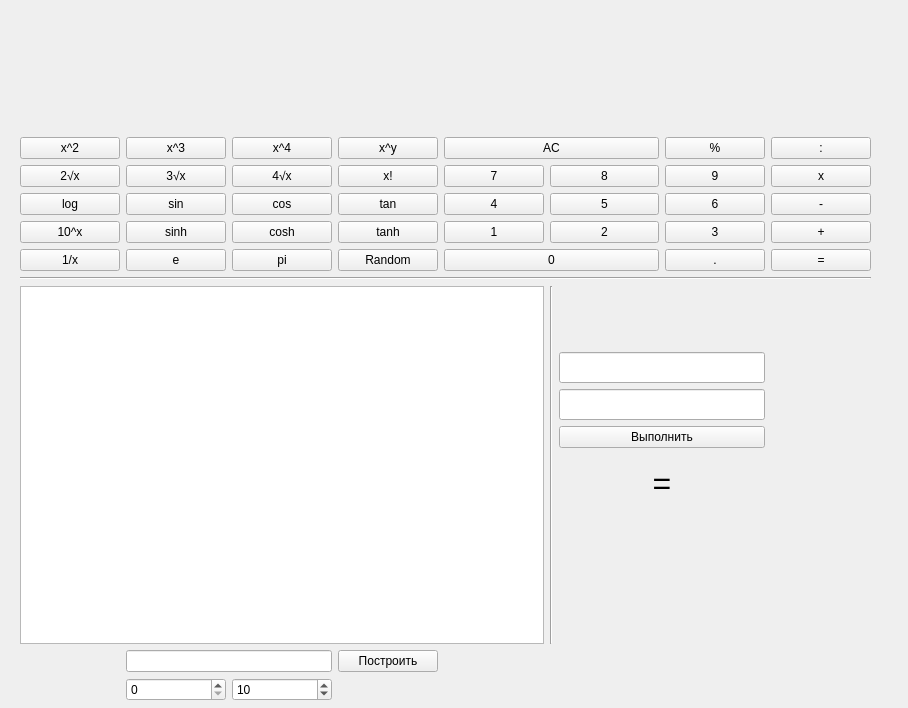
Above: Work.ui from erinaAV/YandexLyceum_project before the change. Below: the same form after it.
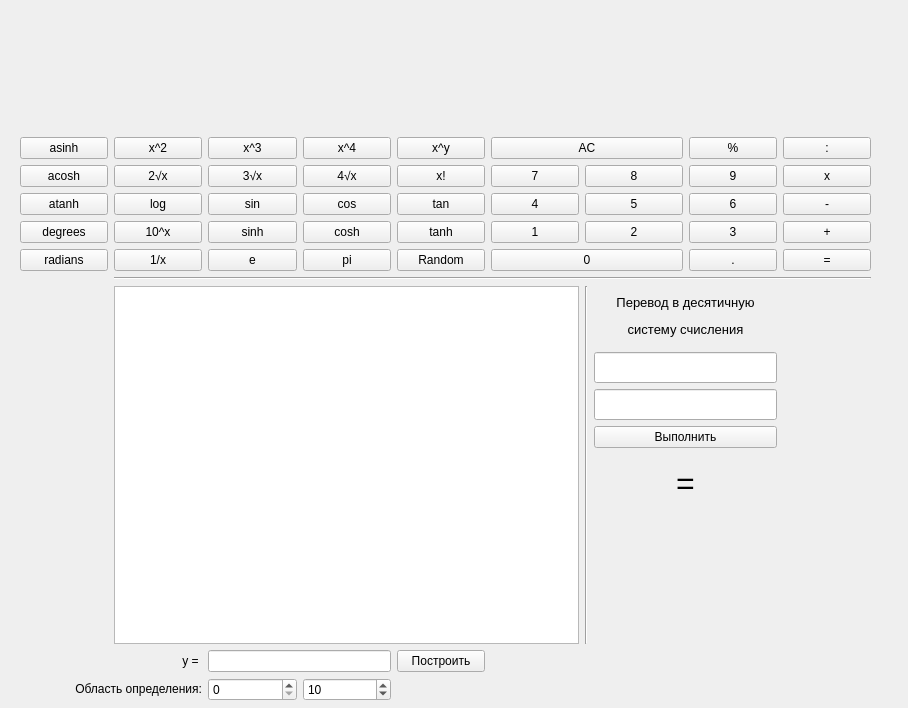
That is the form after the change. Custom widgets are drawn as their Qt base class.

Commit message: Доработан дизайн, добавлены новые функции

What changed in the file:
```diff
--- a/Work.ui
+++ b/Work.ui
@@ -61,30 +61,59 @@
     </rect>
    </property>
    <layout class="QGridLayout" name="gridLayout">
-    <item row="6" column="7">
-     <widget class="QPushButton" name="pushButton_comma">
+    <item row="4" column="2">
+     <widget class="QPushButton" name="pushButton_sinh">
+      <property name="text">
+       <string>sinh</string>
+      </property>
+     </widget>
+    </item>
+    <item row="21" column="2">
+     <widget class="QSpinBox" name="spinBox_a"/>
+    </item>
+    <item row="6" column="2">
+     <widget class="QPushButton" name="pushButton_e">
+      <property name="text">
+       <string>e</string>
+      </property>
+     </widget>
+    </item>
+    <item row="3" column="6" colspan="2">
+     <widget class="QPushButton" name="pushButton_5">
       <property name="toolTip">
        <string>&lt;html&gt;&lt;head/&gt;&lt;body&gt;&lt;p align=&quot;center&quot;&gt;&lt;span style=&quot; font-size:36pt;&quot;&gt;:&lt;/span&gt;&lt;/p&gt;&lt;/body&gt;&lt;/html&gt;</string>
       </property>
       <property name="text">
-       <string>.</string>
+       <string>5</string>
       </property>
      </widget>
     </item>
-    <item row="4" column="7">
-     <widget class="QPushButton" name="pushButton_3">
+    <item row="10" column="7" colspan="2">
+     <widget class="QLineEdit" name="txtNum1">
+      <property name="font">
+       <font>
+        <pointsize>14</pointsize>
+       </font>
+      </property>
       <property name="toolTip">
+       <string>&lt;html&gt;&lt;head/&gt;&lt;body&gt;&lt;p&gt;&lt;span style=&quot; font-size:12pt;&quot;&gt;Введите число в системе счисления от &lt;/span&gt;&lt;span style=&quot; font-size:12pt; font-weight:600;&quot;&gt;2&lt;/span&gt;&lt;span style=&quot; font-size:12pt;&quot;&gt; до &lt;/span&gt;&lt;span style=&quot; font-size:12pt; font-weight:600;&quot;&gt;36&lt;/span&gt;&lt;span style=&quot; font-size:12pt;&quot;&gt; и результат будет в &lt;/span&gt;&lt;span style=&quot; font-size:12pt; font-weight:600;&quot;&gt;10&lt;/span&gt;&lt;span style=&quot; font-size:12pt;&quot;&gt;-ной сс.&lt;/span&gt;&lt;/p&gt;&lt;/body&gt;&lt;/html&gt;</string>
+      </property>
+     </widget>
+    </item>
+    <item row="3" column="8">
+     <widget class="QPushButton" name="pushButton_6">
+      <property name="toolTip">
        <string>&lt;html&gt;&lt;head/&gt;&lt;body&gt;&lt;p align=&quot;center&quot;&gt;&lt;span style=&quot; font-size:36pt;&quot;&gt;:&lt;/span&gt;&lt;/p&gt;&lt;/body&gt;&lt;/html&gt;</string>
       </property>
       <property name="text">
-       <string>3</string>
+       <string>6</string>
       </property>
       <attribute name="buttonGroup">
        <string notr="true">buttonGroup_numbers</string>
       </attribute>
      </widget>
     </item>
-    <item row="1" column="7">
+    <item row="1" column="8">
      <widget class="QPushButton" name="pushButton_percent">
       <property name="toolTip">
        <string>&lt;html&gt;&lt;head/&gt;&lt;body&gt;&lt;p align=&quot;center&quot;&gt;&lt;span style=&quot; font-size:36pt;&quot;&gt;:&lt;/span&gt;&lt;/p&gt;&lt;/body&gt;&lt;/html&gt;</string>
@@ -94,27 +123,27 @@
       </property>
      </widget>
     </item>
-    <item row="12" column="6" colspan="2">
+    <item row="4" column="8">
+     <widget class="QPushButton" name="pushButton_3">
+      <property name="toolTip">
+       <string>&lt;html&gt;&lt;head/&gt;&lt;body&gt;&lt;p align=&quot;center&quot;&gt;&lt;span style=&quot; font-size:36pt;&quot;&gt;:&lt;/span&gt;&lt;/p&gt;&lt;/body&gt;&lt;/html&gt;</string>
+      </property>
+      <property name="text">
+       <string>3</string>
+      </property>
+      <attribute name="buttonGroup">
+       <string notr="true">buttonGroup_numbers</string>
+      </attribute>
+     </widget>
+    </item>
+    <item row="13" column="7" colspan="2">
      <widget class="QLabel" name="label">
       <property name="text">
        <string>&lt;html&gt;&lt;head/&gt;&lt;body&gt;&lt;p align=&quot;center&quot;&gt;&lt;span style=&quot; font-size:24pt;&quot;&gt;=&lt;/span&gt;&lt;/p&gt;&lt;/body&gt;&lt;/html&gt;</string>
       </property>
      </widget>
     </item>
-    <item row="3" column="7">
-     <widget class="QPushButton" name="pushButton_6">
-      <property name="toolTip">
-       <string>&lt;html&gt;&lt;head/&gt;&lt;body&gt;&lt;p align=&quot;center&quot;&gt;&lt;span style=&quot; font-size:36pt;&quot;&gt;:&lt;/span&gt;&lt;/p&gt;&lt;/body&gt;&lt;/html&gt;</string>
-      </property>
-      <property name="text">
-       <string>6</string>
-      </property>
-      <attribute name="buttonGroup">
-       <string notr="true">buttonGroup_numbers</string>
-      </attribute>
-     </widget>
-    </item>
-    <item row="1" column="3">
+    <item row="1" column="4">
      <widget class="QPushButton" name="pushButton_exponentiation">
       <property name="toolTip">
        <string>&lt;html&gt;&lt;head/&gt;&lt;body&gt;&lt;p align=&quot;center&quot;&gt;&lt;span style=&quot; font-size:36pt;&quot;&gt;:&lt;/span&gt;&lt;/p&gt;&lt;/body&gt;&lt;/html&gt;</string>
@@ -127,41 +156,14 @@
       </attribute>
      </widget>
     </item>
-    <item row="1" column="0">
-     <widget class="QPushButton" name="pushButton_square">
-      <property name="toolTip">
-       <string>&lt;html&gt;&lt;head/&gt;&lt;body&gt;&lt;p align=&quot;center&quot;&gt;x&lt;span style=&quot; vertical-align:super;&quot;&gt;2&lt;/span&gt;&lt;/p&gt;&lt;/body&gt;&lt;/html&gt;</string>
-      </property>
-      <property name="text">
-       <string>x^2</string>
-      </property>
-     </widget>
-    </item>
-    <item row="4" column="2">
-     <widget class="QPushButton" name="pushButton_cosh">
-      <property name="text">
-       <string>cosh</string>
-      </property>
-     </widget>
-    </item>
-    <item row="6" column="2">
+    <item row="6" column="3">
      <widget class="QPushButton" name="pushButton_pi">
       <property name="text">
        <string>pi</string>
       </property>
      </widget>
     </item>
-    <item row="4" column="8">
-     <widget class="QPushButton" name="pushButton_plus">
-      <property name="text">
-       <string>+</string>
-      </property>
-      <attribute name="buttonGroup">
-       <string notr="true">buttonGroup_binary</string>
-      </attribute>
-     </widget>
-    </item>
-    <item row="3" column="1">
+    <item row="3" column="2">
      <widget class="QPushButton" name="pushButton_sin">
       <property name="toolTip">
        <string>&lt;html&gt;&lt;head/&gt;&lt;body&gt;&lt;p align=&quot;center&quot;&gt;&lt;span style=&quot; font-size:36pt;&quot;&gt;:&lt;/span&gt;&lt;/p&gt;&lt;/body&gt;&lt;/html&gt;</string>
@@ -171,7 +173,34 @@
       </property>
      </widget>
     </item>
-    <item row="1" column="8">
+    <item row="4" column="3">
+     <widget class="QPushButton" name="pushButton_cosh">
+      <property name="text">
+       <string>cosh</string>
+      </property>
+     </widget>
+    </item>
+    <item row="4" column="9">
+     <widget class="QPushButton" name="pushButton_plus">
+      <property name="text">
+       <string>+</string>
+      </property>
+      <attribute name="buttonGroup">
+       <string notr="true">buttonGroup_binary</string>
+      </attribute>
+     </widget>
+    </item>
+    <item row="1" column="1">
+     <widget class="QPushButton" name="pushButton_square">
+      <property name="toolTip">
+       <string>&lt;html&gt;&lt;head/&gt;&lt;body&gt;&lt;p align=&quot;center&quot;&gt;x&lt;span style=&quot; vertical-align:super;&quot;&gt;2&lt;/span&gt;&lt;/p&gt;&lt;/body&gt;&lt;/html&gt;</string>
+      </property>
+      <property name="text">
+       <string>x^2</string>
+      </property>
+     </widget>
+    </item>
+    <item row="1" column="9">
      <widget class="QPushButton" name="pushButton_division">
       <property name="toolTip">
        <string>&lt;html&gt;&lt;head/&gt;&lt;body&gt;&lt;p align=&quot;center&quot;&gt;&lt;span style=&quot; font-size:36pt;&quot;&gt;:&lt;/span&gt;&lt;/p&gt;&lt;/body&gt;&lt;/html&gt;</string>
@@ -184,18 +213,8 @@
       </attribute>
      </widget>
     </item>
-    <item row="20" column="1">
-     <widget class="QSpinBox" name="spinBox_a"/>
-    </item>
-    <item row="4" column="1">
-     <widget class="QPushButton" name="pushButton_sinh">
-      <property name="text">
-       <string>sinh</string>
-      </property>
-     </widget>
-    </item>
-    <item row="3" column="5" colspan="2">
-     <widget class="QPushButton" name="pushButton_5">
+    <item row="1" column="5" colspan="3">
+     <widget class="QPushButton" name="pushButton_AC">
       <property name="toolTip">
        <string>&lt;html&gt;&lt;head/&gt;&lt;body&gt;&lt;p align=&quot;center&quot;&gt;&lt;span style=&quot; font-size:36pt;&quot;&gt;:&lt;/span&gt;&lt;/p&gt;&lt;/body&gt;&lt;/html&gt;</string>
       </property>
@@ -203,33 +222,21 @@
        <string>&lt;html&gt;&lt;head/&gt;&lt;body&gt;&lt;p&gt;5&lt;/p&gt;&lt;/body&gt;&lt;/html&gt;</string>
       </property>
       <property name="text">
-       <string>5</string>
+       <string>AC</string>
       </property>
       <attribute name="buttonGroup">
        <string notr="true">buttonGroup_numbers</string>
       </attribute>
      </widget>
     </item>
-    <item row="6" column="1">
-     <widget class="QPushButton" name="pushButton_e">
+    <item row="9" column="7" colspan="2">
+     <widget class="QLabel" name="label_2">
       <property name="text">
-       <string>e</string>
+       <string>&lt;html&gt;&lt;head/&gt;&lt;body&gt;&lt;p align=&quot;center&quot;&gt;&lt;span style=&quot; font-size:10pt;&quot;&gt;Перевод в десятичную&lt;/span&gt;&lt;/p&gt;&lt;p align=&quot;center&quot;&gt;&lt;span style=&quot; font-size:10pt;&quot;&gt;систему счисления&lt;/span&gt;&lt;/p&gt;&lt;/body&gt;&lt;/html&gt;</string>
       </property>
      </widget>
     </item>
-    <item row="9" column="6" colspan="2">
-     <widget class="QLineEdit" name="txtNum1">
-      <property name="font">
-       <font>
-        <pointsize>14</pointsize>
-       </font>
-      </property>
-      <property name="toolTip">
-       <string>&lt;html&gt;&lt;head/&gt;&lt;body&gt;&lt;p&gt;&lt;span style=&quot; font-size:12pt;&quot;&gt;Введите число в системе счисления от &lt;/span&gt;&lt;span style=&quot; font-size:12pt; font-weight:600;&quot;&gt;2&lt;/span&gt;&lt;span style=&quot; font-size:12pt;&quot;&gt; до &lt;/span&gt;&lt;span style=&quot; font-size:12pt; font-weight:600;&quot;&gt;36&lt;/span&gt;&lt;span style=&quot; font-size:12pt;&quot;&gt; и результат будет в &lt;/span&gt;&lt;span style=&quot; font-size:12pt; font-weight:600;&quot;&gt;10&lt;/span&gt;&lt;span style=&quot; font-size:12pt;&quot;&gt;-ной сс.&lt;/span&gt;&lt;/p&gt;&lt;/body&gt;&lt;/html&gt;</string>
-      </property>
-     </widget>
-    </item>
-    <item row="0" column="3" colspan="6">
+    <item row="0" column="4" colspan="6">
      <widget class="QLabel" name="table">
       <property name="font">
        <font>
@@ -241,7 +248,37 @@
       </property>
      </widget>
     </item>
-    <item row="10" column="6" colspan="2">
+    <item row="6" column="8">
+     <widget class="QPushButton" name="pushButton_comma">
+      <property name="toolTip">
+       <string>&lt;html&gt;&lt;head/&gt;&lt;body&gt;&lt;p align=&quot;center&quot;&gt;&lt;span style=&quot; font-size:36pt;&quot;&gt;:&lt;/span&gt;&lt;/p&gt;&lt;/body&gt;&lt;/html&gt;</string>
+      </property>
+      <property name="text">
+       <string>.</string>
+      </property>
+     </widget>
+    </item>
+    <item row="2" column="8">
+     <widget class="QPushButton" name="pushButton_9">
+      <property name="toolTip">
+       <string>&lt;html&gt;&lt;head/&gt;&lt;body&gt;&lt;p align=&quot;center&quot;&gt;&lt;span style=&quot; font-size:36pt;&quot;&gt;:&lt;/span&gt;&lt;/p&gt;&lt;/body&gt;&lt;/html&gt;</string>
+      </property>
+      <property name="text">
+       <string>9</string>
+      </property>
+      <attribute name="buttonGroup">
+       <string notr="true">buttonGroup_numbers</string>
+      </attribute>
+     </widget>
+    </item>
+    <item row="3" column="1">
+     <widget class="QPushButton" name="pushButton_log">
+      <property name="text">
+       <string>log</string>
+      </property>
+     </widget>
+    </item>
+    <item row="11" column="7" colspan="2">
      <widget class="QLineEdit" name="txtNum2">
       <property name="font">
        <font>
@@ -256,20 +293,7 @@
       </property>
      </widget>
     </item>
-    <item row="2" column="7">
-     <widget class="QPushButton" name="pushButton_9">
-      <property name="toolTip">
-       <string>&lt;html&gt;&lt;head/&gt;&lt;body&gt;&lt;p align=&quot;center&quot;&gt;&lt;span style=&quot; font-size:36pt;&quot;&gt;:&lt;/span&gt;&lt;/p&gt;&lt;/body&gt;&lt;/html&gt;</string>
-      </property>
-      <property name="text">
-       <string>9</string>
-      </property>
-      <attribute name="buttonGroup">
-       <string notr="true">buttonGroup_numbers</string>
-      </attribute>
-     </widget>
-    </item>
-    <item row="6" column="4" colspan="3">
+    <item row="6" column="5" colspan="3">
      <widget class="QPushButton" name="pushButton_0">
       <property name="toolTip">
        <string>&lt;html&gt;&lt;head/&gt;&lt;body&gt;&lt;p align=&quot;center&quot;&gt;&lt;span style=&quot; font-size:36pt;&quot;&gt;:&lt;/span&gt;&lt;/p&gt;&lt;/body&gt;&lt;/html&gt;</string>
@@ -282,38 +306,38 @@
       </attribute>
      </widget>
     </item>
-    <item row="3" column="0">
-     <widget class="QPushButton" name="pushButton_log">
-      <property name="text">
-       <string>log</string>
-      </property>
-     </widget>
-    </item>
-    <item row="2" column="0">
-     <widget class="QPushButton" name="pushButton_sqr_root">
-      <property name="toolTip">
-       <string>&lt;html&gt;&lt;head/&gt;&lt;body&gt;&lt;p align=&quot;center&quot;&gt;&lt;span style=&quot; font-size:36pt;&quot;&gt;:&lt;/span&gt;&lt;/p&gt;&lt;/body&gt;&lt;/html&gt;</string>
-      </property>
-      <property name="text">
-       <string>2√x</string>
-      </property>
-     </widget>
-    </item>
-    <item row="2" column="2">
+    <item row="2" column="3">
      <widget class="QPushButton" name="pushButton_root4">
       <property name="text">
        <string>4√x</string>
       </property>
      </widget>
     </item>
-    <item row="6" column="0">
+    <item row="2" column="1">
+     <widget class="QPushButton" name="pushButton_sqr_root">
+      <property name="toolTip">
+       <string>&lt;html&gt;&lt;head/&gt;&lt;body&gt;&lt;p align=&quot;center&quot;&gt;&lt;span style=&quot; font-size:36pt;&quot;&gt;:&lt;/span&gt;&lt;/p&gt;&lt;/body&gt;&lt;/html&gt;</string>
+      </property>
+      <property name="text">
+       <string>2√x</string>
+      </property>
+     </widget>
+    </item>
+    <item row="6" column="1">
      <widget class="QPushButton" name="pushButton_inverse_fraction">
       <property name="text">
        <string>1/x</string>
       </property>
      </widget>
     </item>
-    <item row="1" column="1">
+    <item row="8" column="1" colspan="9">
+     <widget class="Line" name="line">
+      <property name="orientation">
+       <enum>Qt::Horizontal</enum>
+      </property>
+     </widget>
+    </item>
+    <item row="1" column="2">
      <widget class="QPushButton" name="pushButton_cube">
       <property name="toolTip">
        <string>&lt;html&gt;&lt;head/&gt;&lt;body&gt;&lt;p align=&quot;center&quot;&gt;&lt;span style=&quot; font-size:36pt;&quot;&gt;:&lt;/span&gt;&lt;/p&gt;&lt;/body&gt;&lt;/html&gt;</string>
@@ -323,7 +347,7 @@
       </property>
      </widget>
     </item>
-    <item row="4" column="4">
+    <item row="4" column="5">
      <widget class="QPushButton" name="pushButton_1">
       <property name="toolTip">
        <string>&lt;html&gt;&lt;head/&gt;&lt;body&gt;&lt;p align=&quot;center&quot;&gt;&lt;span style=&quot; font-size:36pt;&quot;&gt;:&lt;/span&gt;&lt;/p&gt;&lt;/body&gt;&lt;/html&gt;</string>
@@ -336,14 +360,7 @@
       </attribute>
      </widget>
     </item>
-    <item row="7" column="0" colspan="9">
-     <widget class="Line" name="line">
-      <property name="orientation">
-       <enum>Qt::Horizontal</enum>
-      </property>
-     </widget>
-    </item>
-    <item row="19" column="1" colspan="2">
+    <item row="20" column="2" colspan="2">
      <widget class="QLineEdit" name="lineEdit">
       <property name="maximumSize">
        <size>
@@ -353,24 +370,17 @@
       </property>
      </widget>
     </item>
-    <item row="6" column="3">
+    <item row="6" column="4">
      <widget class="QPushButton" name="pushButton_random">
       <property name="text">
        <string>Random</string>
       </property>
      </widget>
     </item>
-    <item row="19" column="3">
-     <widget class="QPushButton" name="pushButton_draw">
-      <property name="text">
-       <string>Построить</string>
-      </property>
-     </widget>
-    </item>
-    <item row="8" column="0" rowspan="7" colspan="5">
+    <item row="9" column="1" rowspan="7" colspan="5">
      <widget class="PlotWidget" name="widget"/>
     </item>
-    <item row="2" column="5" colspan="2">
+    <item row="2" column="6" colspan="2">
      <widget class="QPushButton" name="pushButton_8">
       <property name="toolTip">
        <string>&lt;html&gt;&lt;head/&gt;&lt;body&gt;&lt;p align=&quot;center&quot;&gt;&lt;span style=&quot; font-size:36pt;&quot;&gt;:&lt;/span&gt;&lt;/p&gt;&lt;/body&gt;&lt;/html&gt;</string>
@@ -383,51 +393,78 @@
       </attribute>
      </widget>
     </item>
-    <item row="20" column="2">
+    <item row="20" column="4">
+     <widget class="QPushButton" name="pushButton_draw">
+      <property name="text">
+       <string>Построить</string>
+      </property>
+     </widget>
+    </item>
+    <item row="9" column="6" rowspan="7">
+     <widget class="Line" name="line_2">
+      <property name="orientation">
+       <enum>Qt::Vertical</enum>
+      </property>
+     </widget>
+    </item>
+    <item row="21" column="3">
      <widget class="QSpinBox" name="spinBox_b">
       <property name="value">
        <number>10</number>
       </property>
      </widget>
     </item>
-    <item row="8" column="5" rowspan="7">
-     <widget class="Line" name="line_2">
-      <property name="orientation">
-       <enum>Qt::Vertical</enum>
-      </property>
-     </widget>
-    </item>
-    <item row="6" column="8">
-     <widget class="QPushButton" name="pushButton_equally">
-      <property name="text">
-       <string>=</string>
-      </property>
-      <attribute name="buttonGroup">
-       <string notr="true">buttonGroup_binary</string>
-      </attribute>
-     </widget>
-    </item>
-    <item row="4" column="5" colspan="2">
-     <widget class="QPushButton" name="pushButton_2">
-      <property name="toolTip">
-       <string>&lt;html&gt;&lt;head/&gt;&lt;body&gt;&lt;p align=&quot;center&quot;&gt;&lt;span style=&quot; font-size:36pt;&quot;&gt;:&lt;/span&gt;&lt;/p&gt;&lt;/body&gt;&lt;/html&gt;</string>
-      </property>
-      <property name="text">
-       <string>2</string>
-      </property>
-      <attribute name="buttonGroup">
-       <string notr="true">buttonGroup_numbers</string>
-      </attribute>
-     </widget>
-    </item>
-    <item row="4" column="3">
+    <item row="4" column="4">
      <widget class="QPushButton" name="pushButton_tanh">
       <property name="text">
        <string>tanh</string>
       </property>
      </widget>
     </item>
-    <item row="13" column="6" colspan="2">
+    <item row="4" column="6" colspan="2">
+     <widget class="QPushButton" name="pushButton_2">
+      <property name="toolTip">
+       <string>&lt;html&gt;&lt;head/&gt;&lt;body&gt;&lt;p align=&quot;center&quot;&gt;&lt;span style=&quot; font-size:36pt;&quot;&gt;:&lt;/span&gt;&lt;/p&gt;&lt;/body&gt;&lt;/html&gt;</string>
+      </property>
+      <property name="text">
+       <string>2</string>
+      </property>
+      <attribute name="buttonGroup">
+       <string notr="true">buttonGroup_numbers</string>
+      </attribute>
+     </widget>
+    </item>
+    <item row="6" column="9">
+     <widget class="QPushButton" name="pushButton_equally">
+      <property name="text">
+       <string>=</string>
+      </property>
+      <attribute name="buttonGroup">
+       <string notr="true">buttonGroup_binary</string>
+      </attribute>
+     </widget>
+    </item>
+    <item row="3" column="3">
+     <widget class="QPushButton" name="pushButton_cos">
+      <property name="toolTip">
+       <string>&lt;html&gt;&lt;head/&gt;&lt;body&gt;&lt;p align=&quot;center&quot;&gt;&lt;span style=&quot; font-size:36pt;&quot;&gt;:&lt;/span&gt;&lt;/p&gt;&lt;/body&gt;&lt;/html&gt;</string>
+      </property>
+      <property name="text">
+       <string>cos</string>
+      </property>
+     </widget>
+    </item>
+    <item row="3" column="9">
+     <widget class="QPushButton" name="pushButton_minus">
+      <property name="text">
+       <string>-</string>
+      </property>
+      <attribute name="buttonGroup">
+       <string notr="true">buttonGroup_binary</string>
+      </attribute>
+     </widget>
+    </item>
+    <item row="14" column="7" colspan="2">
      <widget class="QLabel" name="lblSum">
       <property name="font">
        <font>
@@ -439,14 +476,14 @@
       </property>
      </widget>
     </item>
-    <item row="11" column="6" colspan="2">
+    <item row="12" column="7" colspan="2">
      <widget class="QPushButton" name="btnResult">
       <property name="text">
        <string>Выполнить</string>
       </property>
      </widget>
     </item>
-    <item row="2" column="3">
+    <item row="2" column="4">
      <widget class="QPushButton" name="pushButton_factorial">
       <property name="toolTip">
        <string>&lt;html&gt;&lt;head/&gt;&lt;body&gt;&lt;p align=&quot;center&quot;&gt;&lt;span style=&quot; font-size:36pt;&quot;&gt;:&lt;/span&gt;&lt;/p&gt;&lt;/body&gt;&lt;/html&gt;</string>
@@ -456,37 +493,7 @@
       </property>
      </widget>
     </item>
-    <item row="3" column="8">
-     <widget class="QPushButton" name="pushButton_minus">
-      <property name="text">
-       <string>-</string>
-      </property>
-      <attribute name="buttonGroup">
-       <string notr="true">buttonGroup_binary</string>
-      </attribute>
-     </widget>
-    </item>
-    <item row="3" column="2">
-     <widget class="QPushButton" name="pushButton_cos">
-      <property name="toolTip">
-       <string>&lt;html&gt;&lt;head/&gt;&lt;body&gt;&lt;p align=&quot;center&quot;&gt;&lt;span style=&quot; font-size:36pt;&quot;&gt;:&lt;/span&gt;&lt;/p&gt;&lt;/body&gt;&lt;/html&gt;</string>
-      </property>
-      <property name="text">
-       <string>cos</string>
-      </property>
-     </widget>
-    </item>
-    <item row="3" column="3">
-     <widget class="QPushButton" name="pushButton_tan">
-      <property name="toolTip">
-       <string>&lt;html&gt;&lt;head/&gt;&lt;body&gt;&lt;p align=&quot;center&quot;&gt;&lt;span style=&quot; font-size:36pt;&quot;&gt;:&lt;/span&gt;&lt;/p&gt;&lt;/body&gt;&lt;/html&gt;</string>
-      </property>
-      <property name="text">
-       <string>tan</string>
-      </property>
-     </widget>
-    </item>
-    <item row="2" column="4">
+    <item row="2" column="5">
      <widget class="QPushButton" name="pushButton_7">
       <property name="toolTip">
        <string>&lt;html&gt;&lt;head/&gt;&lt;body&gt;&lt;p align=&quot;center&quot;&gt;&lt;span style=&quot; font-size:36pt;&quot;&gt;:&lt;/span&gt;&lt;/p&gt;&lt;/body&gt;&lt;/html&gt;</string>
@@ -499,17 +506,7 @@
       </attribute>
      </widget>
     </item>
-    <item row="2" column="8">
-     <widget class="QPushButton" name="pushButton_multiply">
-      <property name="text">
-       <string>x</string>
-      </property>
-      <attribute name="buttonGroup">
-       <string notr="true">buttonGroup_binary</string>
-      </attribute>
-     </widget>
-    </item>
-    <item row="3" column="4">
+    <item row="3" column="5">
      <widget class="QPushButton" name="pushButton_4">
       <property name="toolTip">
        <string>&lt;html&gt;&lt;head/&gt;&lt;body&gt;&lt;p align=&quot;center&quot;&gt;&lt;span style=&quot; font-size:36pt;&quot;&gt;:&lt;/span&gt;&lt;/p&gt;&lt;/body&gt;&lt;/html&gt;</string>
@@ -522,7 +519,7 @@
       </attribute>
      </widget>
     </item>
-    <item row="2" column="1">
+    <item row="2" column="2">
      <widget class="QPushButton" name="pushButton_cube_root">
       <property name="toolTip">
        <string>&lt;html&gt;&lt;head/&gt;&lt;body&gt;&lt;p align=&quot;center&quot;&gt;&lt;span style=&quot; font-size:36pt;&quot;&gt;:&lt;/span&gt;&lt;/p&gt;&lt;/body&gt;&lt;/html&gt;</string>
@@ -532,27 +529,86 @@
       </property>
      </widget>
     </item>
-    <item row="1" column="2">
+    <item row="3" column="4">
+     <widget class="QPushButton" name="pushButton_tan">
+      <property name="toolTip">
+       <string>&lt;html&gt;&lt;head/&gt;&lt;body&gt;&lt;p align=&quot;center&quot;&gt;&lt;span style=&quot; font-size:36pt;&quot;&gt;:&lt;/span&gt;&lt;/p&gt;&lt;/body&gt;&lt;/html&gt;</string>
+      </property>
+      <property name="text">
+       <string>tan</string>
+      </property>
+     </widget>
+    </item>
+    <item row="2" column="9">
+     <widget class="QPushButton" name="pushButton_multiply">
+      <property name="text">
+       <string>x</string>
+      </property>
+      <attribute name="buttonGroup">
+       <string notr="true">buttonGroup_binary</string>
+      </attribute>
+     </widget>
+    </item>
+    <item row="4" column="1">
+     <widget class="QPushButton" name="pushButton_10x">
+      <property name="text">
+       <string>10^x</string>
+      </property>
+     </widget>
+    </item>
+    <item row="1" column="3">
      <widget class="QPushButton" name="pushButton_x4">
       <property name="text">
        <string>x^4</string>
       </property>
      </widget>
     </item>
+    <item row="1" column="0">
+     <widget class="QPushButton" name="pushButton_asinh">
+      <property name="text">
+       <string>asinh</string>
+      </property>
+     </widget>
+    </item>
+    <item row="2" column="0">
+     <widget class="QPushButton" name="pushButton_acosh">
+      <property name="text">
+       <string>acosh</string>
+      </property>
+     </widget>
+    </item>
+    <item row="3" column="0">
+     <widget class="QPushButton" name="pushButton_atanh">
+      <property name="text">
+       <string>atanh</string>
+      </property>
+     </widget>
+    </item>
     <item row="4" column="0">
-     <widget class="QPushButton" name="pushButton_10x">
+     <widget class="QPushButton" name="pushButton_degrees">
       <property name="text">
-       <string>10^x</string>
+       <string>degrees</string>
       </property>
      </widget>
     </item>
-    <item row="1" column="4" colspan="3">
-     <widget class="QPushButton" name="pushButton_AC">
-      <property name="toolTip">
-       <string>&lt;html&gt;&lt;head/&gt;&lt;body&gt;&lt;p align=&quot;center&quot;&gt;&lt;span style=&quot; font-size:36pt;&quot;&gt;:&lt;/span&gt;&lt;/p&gt;&lt;/body&gt;&lt;/html&gt;</string>
+    <item row="6" column="0">
+     <widget class="QPushButton" name="pushButton_radians">
+      <property name="text">
+       <string>radians</string>
       </property>
+     </widget>
+    </item>
+    <item row="20" column="1">
+     <widget class="QLabel" name="label_3">
       <property name="text">
-       <string>AC</string>
+       <string>&lt;html&gt;&lt;head/&gt;&lt;body&gt;&lt;p align=&quot;right&quot;&gt;y = &lt;/p&gt;&lt;/body&gt;&lt;/html&gt;</string>
+      </property>
+     </widget>
+    </item>
+    <item row="21" column="0" colspan="2">
+     <widget class="QLabel" name="label_4">
+      <property name="text">
+       <string>&lt;html&gt;&lt;head/&gt;&lt;body&gt;&lt;p align=&quot;right&quot;&gt;Область определения:&lt;/p&gt;&lt;/body&gt;&lt;/html&gt;</string>
       </property>
      </widget>
     </item>
```
Left out of the diff: 14 changed lines with no effect on the pictures. The commit also changes 1 other file.
